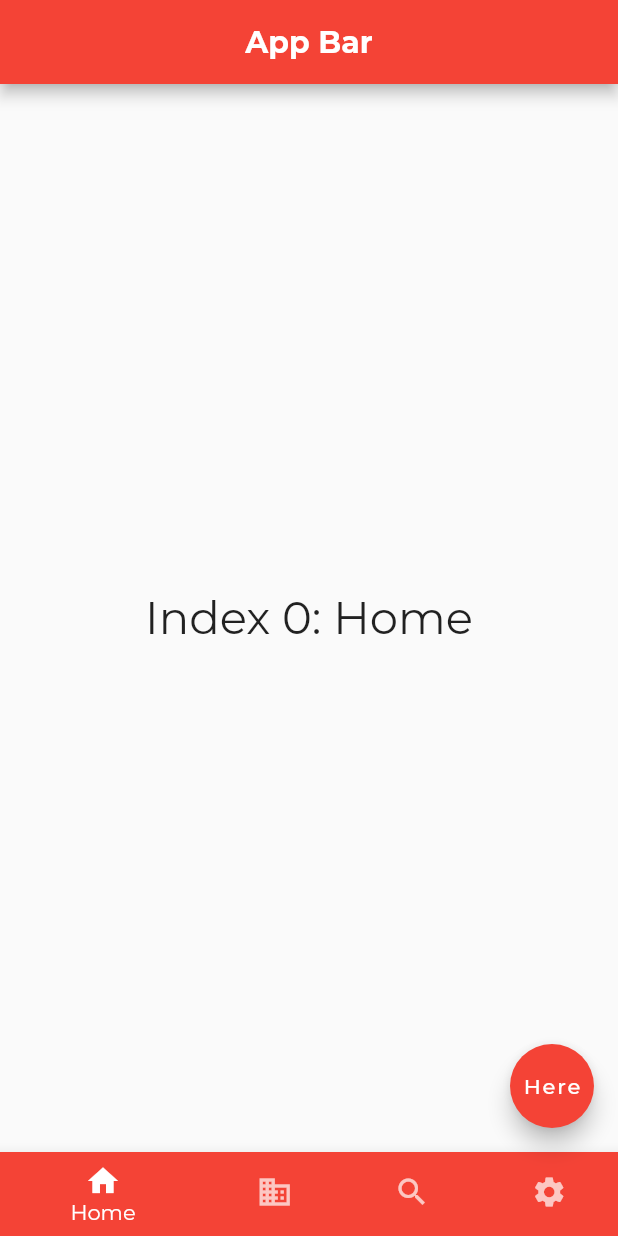
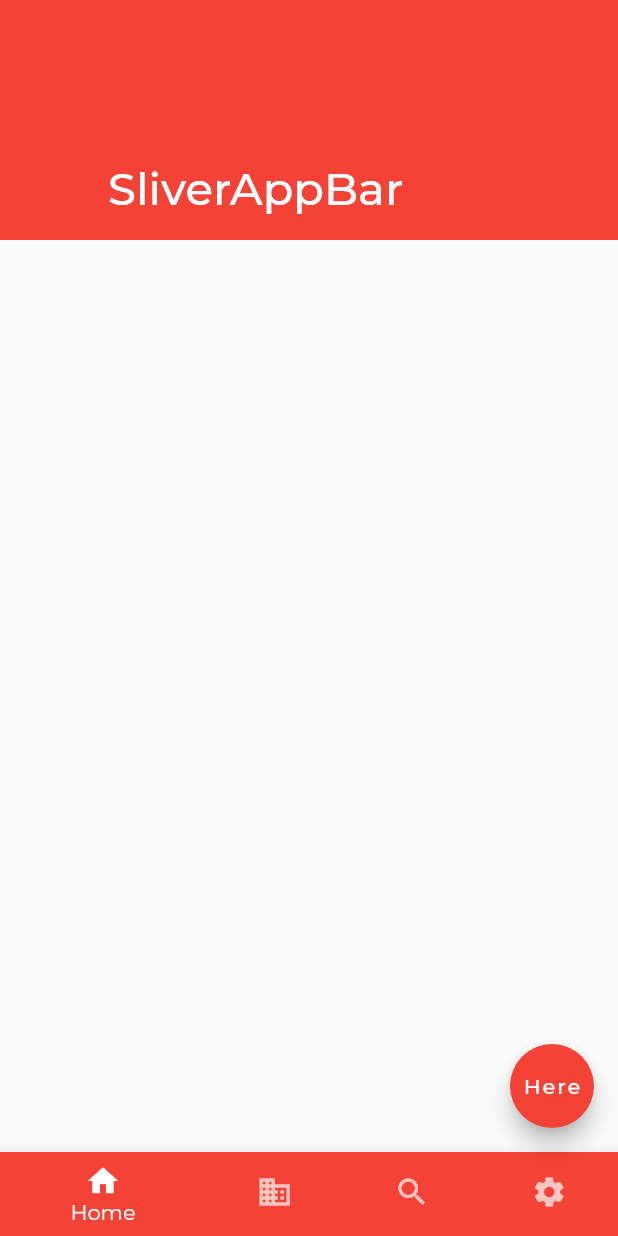
Before and after one commit to S1L1NC3/FlutterPlayground, a Flutter app: the screen it shows after launch, on a phone screen of 412 x 824 dp. Run offline on Flutter 3.47's test engine with Material 2 defaults, Android fonts, the phone set to English and light mode, and no system bars; project files that could hold a hidden picture were left out.

Commit message:
Sliver App bar (not tested)

```diff
--- a/lib/main.dart
+++ b/lib/main.dart
@@ -62,18 +62,23 @@ class _MyHomePageState extends State<MyHomePage> {
   @override
   Widget build(BuildContext context) {
     return Scaffold(
-      appBar: AppBar(
-        title: Text(
-          widget.title,
-          style: TextStyle(
-            fontWeight: FontWeight.bold
-          ),
-        ),
-        centerTitle: true,
+      body: CustomScrollView(
+        slivers: <Widget>[
+          SliverAppBar(
+            pinned: true,
+            snap: false,
+            floating: false,
+            expandedHeight: 160.0,
+            flexibleSpace: const FlexibleSpaceBar(
+              title: Text('SliverAppBar'),
+              background: null,
+            ),
+          )
+        ],
       ),
-      body: Center(
+      /*body: Center(
         child: _widgetOptions.elementAt(_selectedIndex),
-      ),
+      ),*/
       floatingActionButton: FloatingCustomButton(),
       bottomNavigationBar: BottomNavigationBar(
         items: const <BottomNavigationBarItem>[
```
